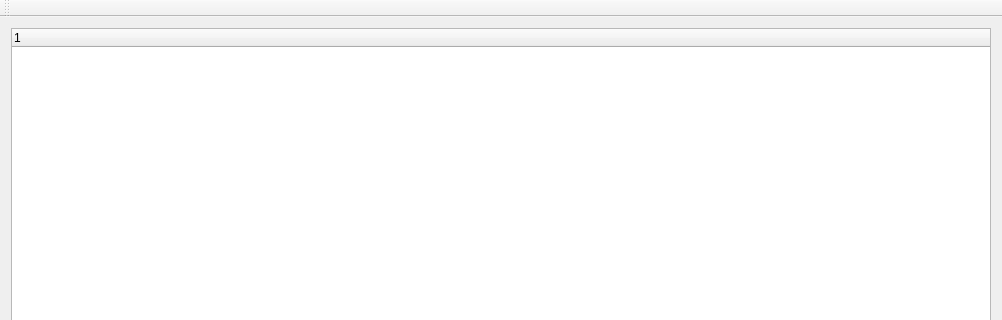
Before: the Qt Designer form cmainwindow.ui in birkeh/qtSeries, drawn with Qt 5; both pictures show x 0 to 1002 and y 0 to 320 of the 1002 by 632 pixel window.
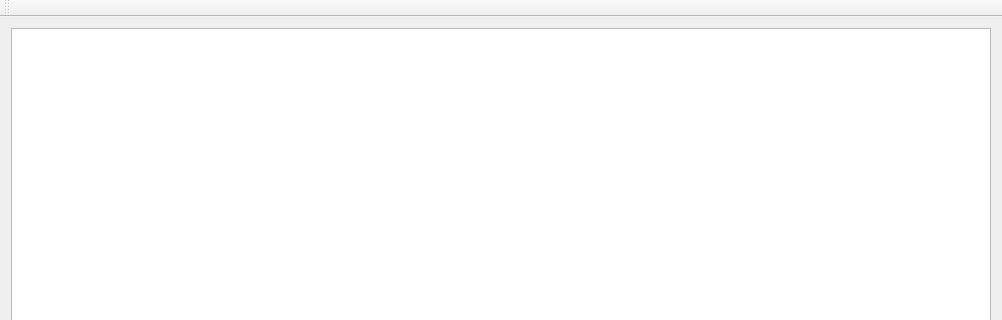
After: the same form once the commit is applied.

Commit message: switched from QTreeWidget to QTreeView

Diff of the .ui file:
```diff
--- a/cmainwindow.ui
+++ b/cmainwindow.ui
@@ -16,7 +16,7 @@
   <widget class="QWidget" name="centralWidget">
    <layout class="QGridLayout" name="gridLayout">
     <item row="0" column="0">
-     <widget class="QTreeWidget" name="m_lpSeriesList">
+     <widget class="QTreeView" name="m_lpSeriesList">
       <property name="contextMenuPolicy">
        <enum>Qt::CustomContextMenu</enum>
       </property>
@@ -32,11 +32,6 @@
       <property name="rootIsDecorated">
        <bool>false</bool>
       </property>
-      <column>
-       <property name="text">
-        <string notr="true">1</string>
-       </property>
-      </column>
      </widget>
     </item>
    </layout>
```
The commit also changes 4 other files.
